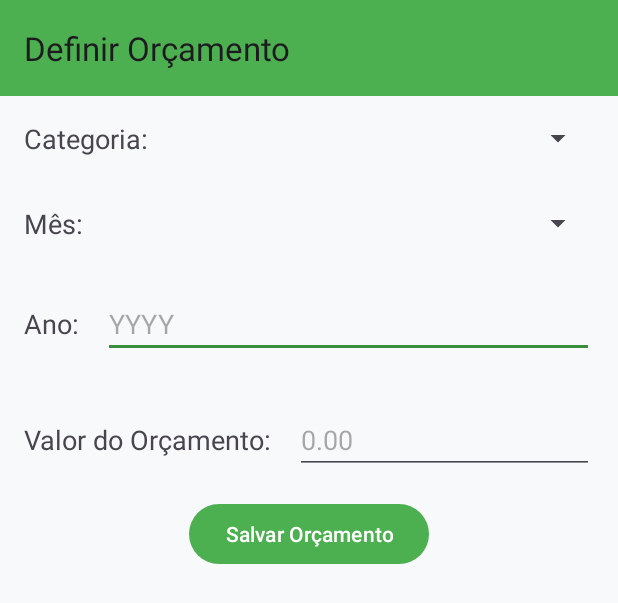
After one commit to BrenoAAntonio/Calculadora-de-gastos-diarios, an Android app: the layout activity_definir_orcamento.xml on its own in the app's theme, with its tools: preview values and no code run, on a phone screen of 412 x 824 dp. The commit adds this screen. Shown: the top 603 px of the screen. Run offline under Robolectric (Android 15) with nearby library versions, the phone set to English and light mode, and no system bars.

Commit message:
Orçamento por categorias criada, agora podemos criar um orçamento para certa categoria dentro de um mes e tirar os relatorios se estouramos o limete ou nao

```diff
--- a/app/src/main/AndroidManifest.xml
+++ b/app/src/main/AndroidManifest.xml
@@ -36,6 +36,10 @@
         <activity android:name=".view.activities.GerenciarTagsActivity" />
 
         <activity android:name=".view.activities.PesquisarDespesasPorTagActivity" />
+
+        <activity android:name=".view.activities.DefinirOrcamentoActivity" />
+
+        <activity android:name=".view.activities.RelatorioOrcamentoActivity" />
     </application>
 
 </manifest>
--- a/app/src/main/java/calculadoraGastos/Acme/database/AppDatabase.kt
+++ b/app/src/main/java/calculadoraGastos/Acme/database/AppDatabase.kt
@@ -6,12 +6,13 @@ import androidx.room.Room
 import androidx.room.RoomDatabase
 import calculadoraGastos.Acme.model.*
 
-@Database(entities = [Despesa::class, Categoria::class, Tag::class, DespesaTag::class], version = 4, exportSchema = false)
+@Database(entities = [Despesa::class, Categoria::class, Tag::class, DespesaTag::class, Orcamento::class], version = 5, exportSchema = false) // Incrementamos a versão
 abstract class AppDatabase : RoomDatabase() {
     abstract fun despesaDao(): DespesaDao
     abstract fun categoriaDao(): CategoriaDao
     abstract fun tagDao(): TagDao
     abstract fun despesaTagDao(): DespesaTagDao
+    abstract fun orcamentoDao(): OrcamentoDao
 
     companion object {
         @Volatile
--- /dev/null
+++ b/app/src/main/res/layout/activity_definir_orcamento.xml
@@ -0,0 +1,109 @@
+<?xml version="1.0" encoding="utf-8"?>
+<LinearLayout xmlns:android="http://schemas.android.com/apk/res/android"
+    xmlns:app="http://schemas.android.com/apk/res-auto"
+    xmlns:tools="http://schemas.android.com/tools"
+    android:layout_width="match_parent"
+    android:layout_height="match_parent"
+    android:orientation="vertical"
+    tools:context=".view.activities.DefinirOrcamentoActivity">
+
+    <androidx.appcompat.widget.Toolbar
+        android:id="@+id/toolbarDefinirOrcamento"
+        android:layout_width="match_parent"
+        android:layout_height="?attr/actionBarSize"
+        android:background="?attr/colorPrimary"
+        android:theme="?attr/actionBarTheme"
+        app:title="Definir Orçamento" />
+
+    <LinearLayout
+        android:layout_width="match_parent"
+        android:layout_height="wrap_content"
+        android:orientation="horizontal"
+        android:padding="16dp">
+
+        <TextView
+            android:layout_width="wrap_content"
+            android:layout_height="wrap_content"
+            android:text="Categoria:"
+            android:textSize="18sp" />
+
+        <Spinner
+            android:id="@+id/spinnerCategoriaOrcamento"
+            android:layout_width="0dp"
+            android:layout_height="wrap_content"
+            android:layout_marginStart="16dp"
+            android:layout_weight="1" />
+    </LinearLayout>
+
+    <LinearLayout
+        android:layout_width="match_parent"
+        android:layout_height="wrap_content"
+        android:orientation="horizontal"
+        android:padding="16dp">
+
+        <TextView
+            android:layout_width="wrap_content"
+            android:layout_height="wrap_content"
+            android:text="Mês:"
+            android:textSize="18sp" />
+
+        <Spinner
+            android:id="@+id/spinnerMesOrcamento"
+            android:layout_width="0dp"
+            android:layout_height="wrap_content"
+            android:layout_marginStart="16dp"
+            android:layout_weight="1" />
+    </LinearLayout>
+
+    <LinearLayout
+        android:layout_width="match_parent"
+        android:layout_height="wrap_content"
+        android:orientation="horizontal"
+        android:padding="16dp">
+
+        <TextView
+            android:layout_width="wrap_content"
+            android:layout_height="wrap_content"
+            android:text="Ano:"
+            android:textSize="18sp" />
+
+        <EditText
+            android:id="@+id/editTextAnoOrcamento"
+            android:layout_width="0dp"
+            android:layout_height="wrap_content"
+            android:layout_marginStart="16dp"
+            android:layout_weight="1"
+            android:inputType="number"
+            android:hint="YYYY" />
+    </LinearLayout>
+
+    <LinearLayout
+        android:layout_width="match_parent"
+        android:layout_height="wrap_content"
+        android:orientation="horizontal"
+        android:padding="16dp">
+
+        <TextView
+            android:layout_width="wrap_content"
+            android:layout_height="wrap_content"
+            android:text="Valor do Orçamento:"
+            android:textSize="18sp" />
+
+        <EditText
+            android:id="@+id/editTextValorOrcamento"
+            android:layout_width="0dp"
+            android:layout_height="wrap_content"
+            android:layout_marginStart="16dp"
+            android:layout_weight="1"
+            android:inputType="numberDecimal"
+            android:hint="0.00" />
+    </LinearLayout>
+
+    <Button
+        android:id="@+id/btnSalvarOrcamento"
+        android:layout_width="wrap_content"
+        android:layout_height="wrap_content"
+        android:layout_gravity="center_horizontal"
+        android:text="Salvar Orçamento" />
+
+</LinearLayout>
--- a/app/src/main/res/menu/drawer_menu.xml
+++ b/app/src/main/res/menu/drawer_menu.xml
@@ -22,6 +22,12 @@
         <item
             android:id="@+id/nav_calculator"
             android:title="Calculadora" />
+        <item
+            android:id="@+id/nav_definir_orcamento"
+            android:title="Definir Orçamento" />
+        <item
+            android:id="@+id/nav_relatorio_orcamento"
+            android:title="Relatório de Orçamento" />
     </group>
 
 </menu>
```
Also changed, not shown: app/src/main/java/calculadoraGastos/Acme/model/Orcamento.kt (added, +14 -0 lines), app/src/main/java/calculadoraGastos/Acme/model/OrcamentoDao.kt (added, +28 -0 lines), app/src/main/java/calculadoraGastos/Acme/view/activities/DefinirOrcamentoActivity.kt (added, +110 -0 lines), app/src/main/java/calculadoraGastos/Acme/view/activities/MainActivity.kt (+8 -2 lines), app/src/main/java/calculadoraGastos/Acme/view/activities/RelatorioOrcamentoActivity.kt (added, +113 -0 lines), app/src/main/java/calculadoraGastos/Acme/view/adapters/RelatorioOrcamentoAdapter.kt (added, +54 -0 lines), app/src/main/res/layout/activity_relatorio_orcamento.xml (added, +67 -0 lines), app/src/main/res/layout/item_relatorio_orcamento.xml (added, +68 -0 lines).
